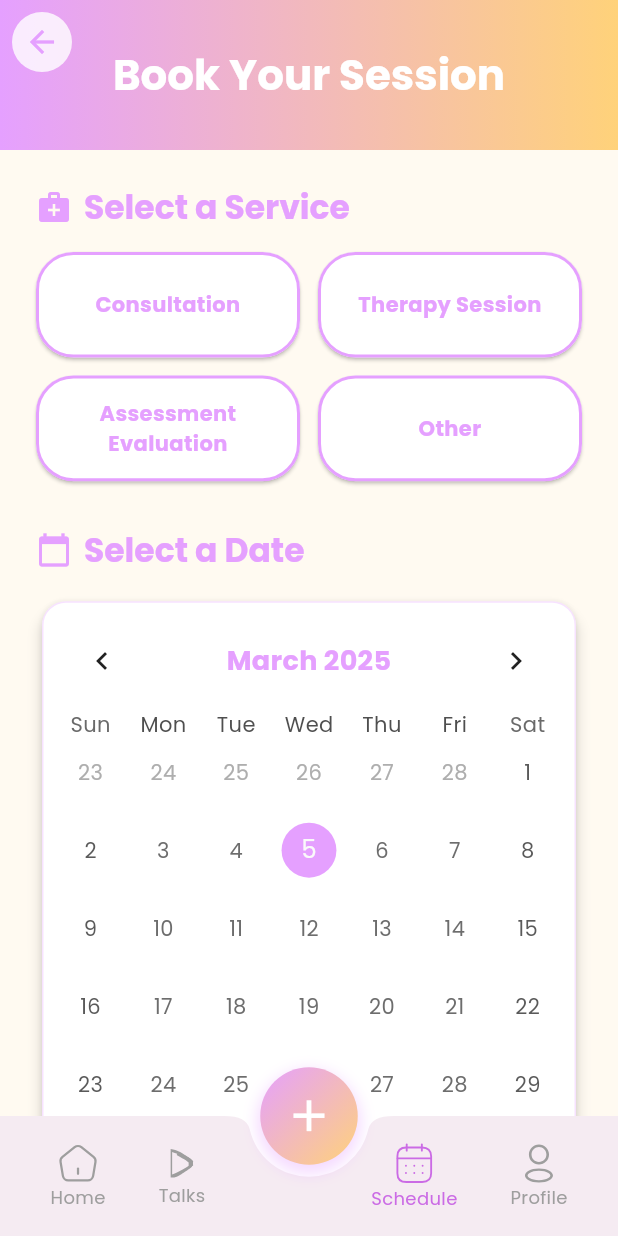
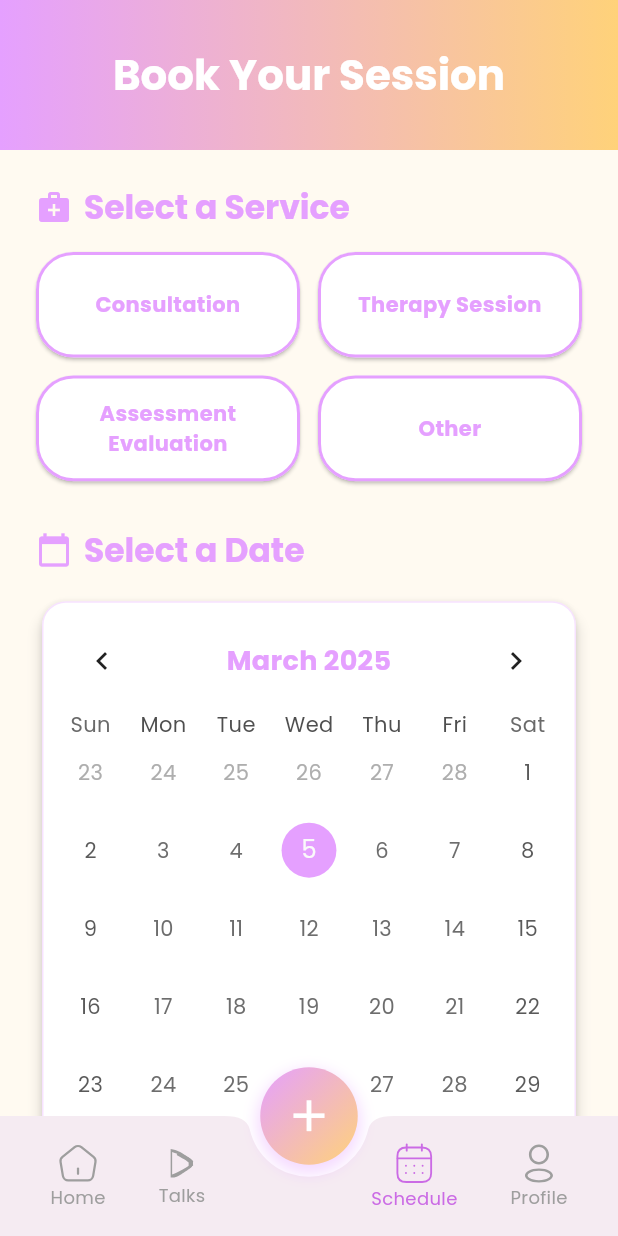
Before and after one commit to mfatima1010/Leeza.app, a Flutter app: the screen it shows after launch, item 3 of the bottom bar chosen, on a phone screen of 412 x 824 dp. Run offline on Flutter 3.47's test engine with Material 3 defaults, Android fonts, the phone set to English and light mode, and no system bars; drawn by our look-alikes of table_calendar; our stand-ins replace equatable, flutter_bloc, flutter_markdown, flutter_svg, google_fonts, google_sign_in and 5 more; accounts and stored records are empty; network calls fail.

Commit message:
UI changes

```diff
--- a/lib/pages/schedule_page.dart
+++ b/lib/pages/schedule_page.dart
@@ -100,10 +100,11 @@ class _SchedulePageState extends State<SchedulePage> {
     final Color yellowishColor = const Color(0xFFFFD27A);
 
     return Scaffold(
-      backgroundColor: yellowishColor.withOpacity(0.1),
-      body: Stack(
-        children: [
-          SingleChildScrollView(
+      backgroundColor: Color.alphaBlend(
+        yellowishColor.withOpacity(0.1),
+        Colors.white,
+      ), // Blend the colors properly
+      body: SingleChildScrollView(
         controller: _scrollController,
         child: Column(
           children: [
@@ -122,10 +123,7 @@ class _SchedulePageState extends State<SchedulePage> {
                   padding: const EdgeInsets.fromLTRB(60, 32, 60, 32),
                   child: Text(
                     "Book Your Session",
-                        style: Theme.of(context)
-                            .textTheme
-                            .headlineMedium
-                            ?.copyWith(
+                    style: Theme.of(context).textTheme.headlineMedium?.copyWith(
                           color: Colors.white,
                           fontWeight: FontWeight.bold,
                           fontSize: 28,
@@ -158,17 +156,15 @@ class _SchedulePageState extends State<SchedulePage> {
                         child: InkWell(
                           onTap: () {
                             setState(() {
-                                  selectedService = service == selectedService
-                                      ? null
-                                      : service;
+                              selectedService =
+                                  service == selectedService ? null : service;
                             });
                           },
                           borderRadius: BorderRadius.circular(25),
                           child: Container(
                             decoration: BoxDecoration(
                               borderRadius: BorderRadius.circular(25),
-                                  color:
-                                      isSelected ? pinkishColor : Colors.white,
+                              color: isSelected ? pinkishColor : Colors.white,
                               border: Border.all(
                                 color: isSelected
                                     ? Colors.transparent
@@ -180,9 +176,8 @@ class _SchedulePageState extends State<SchedulePage> {
                               child: Text(
                                 service,
                                 style: TextStyle(
-                                      color: isSelected
-                                          ? Colors.white
-                                          : pinkishColor,
+                                  color:
+                                      isSelected ? Colors.white : pinkishColor,
                                   fontWeight: FontWeight.bold,
                                 ),
                                 textAlign: TextAlign.center,
@@ -202,8 +197,7 @@ class _SchedulePageState extends State<SchedulePage> {
                     color: Colors.white,
                     shape: RoundedRectangleBorder(
                       borderRadius: BorderRadius.circular(16),
-                          side:
-                              BorderSide(color: pinkishColor.withOpacity(0.3)),
+                      side: BorderSide(color: pinkishColor.withOpacity(0.3)),
                     ),
                     child: Padding(
                       padding: const EdgeInsets.all(8.0),
@@ -312,8 +306,8 @@ class _SchedulePageState extends State<SchedulePage> {
                     width: double.infinity,
                     height: 56,
                     child: ElevatedButton(
-                          onPressed: (selectedService != null &&
-                                  selectedTimeSlot != null)
+                      onPressed:
+                          (selectedService != null && selectedTimeSlot != null)
                               ? () {
                                   // Construct a URL for Cal.com.
                                   // Here, we use the public page link you provided.
@@ -351,10 +345,7 @@ class _SchedulePageState extends State<SchedulePage> {
                       ),
                       child: Text(
                         "Schedule It",
-                            style: Theme.of(context)
-                                .textTheme
-                                .titleLarge
-                                ?.copyWith(
+                        style: Theme.of(context).textTheme.titleLarge?.copyWith(
                               color: Colors.white,
                               fontWeight: FontWeight.bold,
                             ),
@@ -366,51 +357,6 @@ class _SchedulePageState extends State<SchedulePage> {
             ),
           ],
         ),
-          ),
-          // Updated floating back button with gradient effect
-          SafeArea(
-            child: Padding(
-              padding: const EdgeInsets.all(8.0),
-              child: AnimatedContainer(
-                duration: const Duration(milliseconds: 300),
-                decoration: BoxDecoration(
-                  gradient: _isScrolled
-                      ? LinearGradient(
-                          colors: [pinkishColor, yellowishColor],
-                          begin: Alignment.centerLeft,
-                          end: Alignment.centerRight,
-                        )
-                      : null,
-                  color: _isScrolled ? null : Colors.white.withOpacity(0.8),
-                  borderRadius: BorderRadius.circular(30),
-                  boxShadow: _isScrolled
-                      ? [
-                          BoxShadow(
-                            color: Colors.black.withOpacity(0.1),
-                            blurRadius: 8,
-                            offset: const Offset(0, 2),
-                          )
-                        ]
-                      : null,
-                ),
-                child: Material(
-                  color: Colors.transparent,
-                  child: InkWell(
-                    borderRadius: BorderRadius.circular(30),
-                    onTap: () => Navigator.of(context).pop(),
-                    child: Padding(
-                      padding: const EdgeInsets.all(8.0),
-                      child: Icon(
-                        Icons.arrow_back,
-                        color: _isScrolled ? Colors.white : pinkishColor,
-                      ),
-                    ),
-                  ),
-                ),
-              ),
-            ),
-          ),
-        ],
       ),
     );
   }
--- a/lib/widgets/bottom_navigation.dart
+++ b/lib/widgets/bottom_navigation.dart
@@ -14,6 +14,7 @@ class BottomNavBar extends StatefulWidget {
 
 class _BottomNavBarState extends State<BottomNavBar> {
   int _selectedIndex = 0;
+  late PageController _pageController;
 
   final List<Widget> _pages = [
     HomeScreenContent(),
@@ -22,7 +23,31 @@ class _BottomNavBarState extends State<BottomNavBar> {
     ProfilePage(),
   ];
 
+  @override
+  void initState() {
+    super.initState();
+    _pageController = PageController(initialPage: _selectedIndex);
+  }
+
+  @override
+  void dispose() {
+    _pageController.dispose();
+    super.dispose();
+  }
+
   void _onItemTapped(int index) {
+    setState(() {
+      _selectedIndex = index;
+      // Animate to the selected page when tapping bottom nav items
+      _pageController.animateToPage(
+        index,
+        duration: const Duration(milliseconds: 300),
+        curve: Curves.easeInOut,
+      );
+    });
+  }
+
+  void _onPageChanged(int index) {
     setState(() {
       _selectedIndex = index;
     });
@@ -31,7 +56,13 @@ class _BottomNavBarState extends State<BottomNavBar> {
   @override
   Widget build(BuildContext context) {
     return Scaffold(
-      body: _pages[_selectedIndex],
+      body: PageView(
+        controller: _pageController,
+        onPageChanged: _onPageChanged,
+        children: _pages,
+        // Make page switching smoother
+        physics: const BouncingScrollPhysics(),
+      ),
       floatingActionButton: Container(
         height: 65,
         width: 65,
--- a/pubspec.yaml
+++ b/pubspec.yaml
@@ -85,6 +85,7 @@ flutter:
     - assets/icons/ic_talks.svg
     - assets/icons/ic_talks_filled.svg
     - assets/images/google.jpg
+    - assets/images/welcome.jpg
     - assets/images/child.svg
     - assets/images/yourself.svg
     - assets/images/splash.gif
```
Also changed, not shown: lib/pages/home_page.dart (+11 -2 lines), assets/images/welcome.jpg (added). Lines whose indentation alone changed are shown as unchanged.
